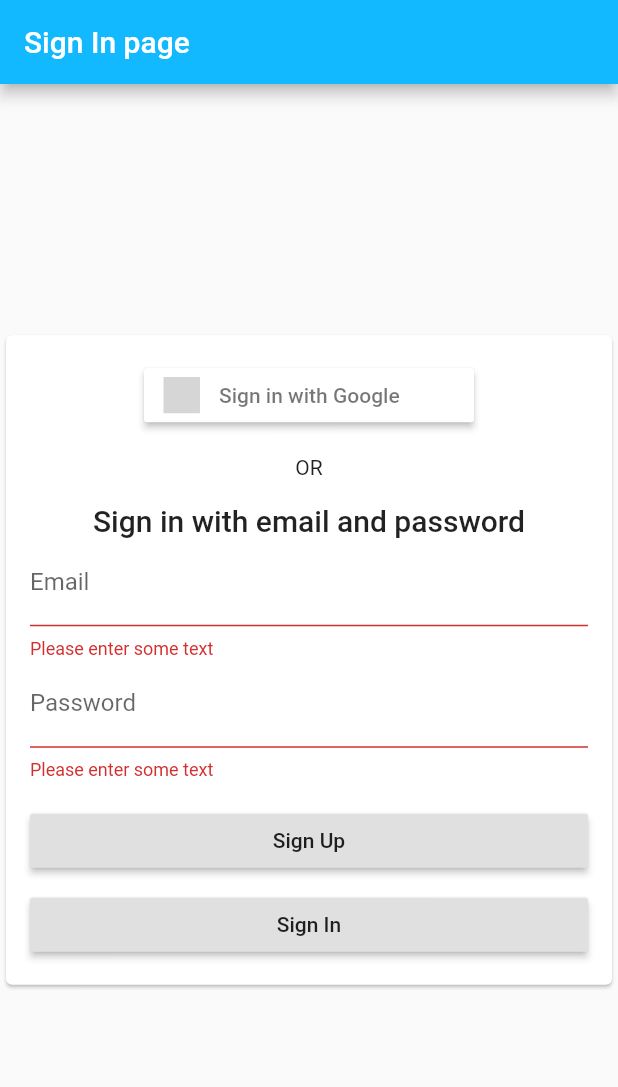
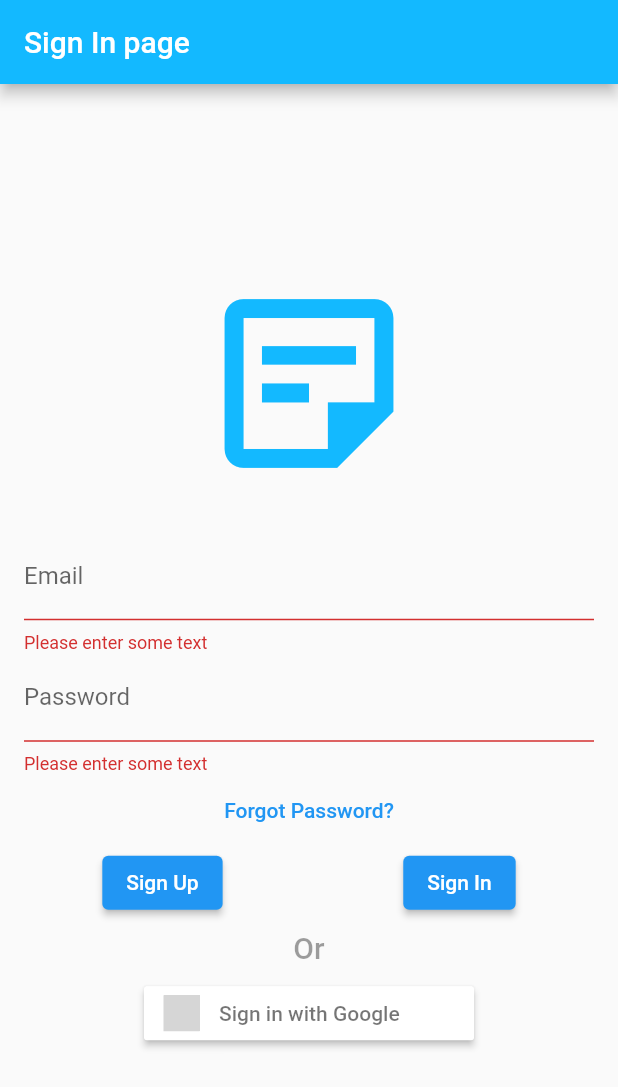
Before and after one commit to prasadsunny1/very_good_notes, a Flutter app: the screen it shows after launch, after a tap on "Sign Up", after a tap on "Sign In", on a phone screen of 412 x 824 dp. Shown: the top 1087 px of the screen. Run offline on Flutter 3.47's test engine with Material 2 defaults, Android fonts, the phone set to English and light mode, and no system bars; our stand-ins replace bloc, cloud_firestore, firebase_auth, firebase_core, flutter_bloc, flutter_signin_button; accounts and stored records are empty; generated files the repository leaves out were written again; grey boxes are pictures that could not be loaded.

Commit message:
redesign sign in page

```diff
--- a/lib/signin_page.dart
+++ b/lib/signin_page.dart
@@ -25,34 +25,33 @@ class _EmailPasswordFormState extends State<EmailPasswordForm> {
       body: Center(
         child: Form(
           key: _formKey,
-          child: Card(
           child: Padding(
             padding: const EdgeInsets.all(16),
             child: Column(
               crossAxisAlignment: CrossAxisAlignment.center,
               mainAxisSize: MainAxisSize.min,
               children: <Widget>[
-                  SignInButton(
-                    Buttons.Google,
-                    onPressed: () {},
+                Icon(
+                  Icons.sticky_note_2_outlined,
+                  size: 150,
+                  color: Theme.of(context).accentColor,
                 ),
-                  // Image.asset(Images.googleLoginButton),
-                  const Padding(
-                    padding: EdgeInsets.all(16.0),
-                    child: Text('OR'),
-                  ),
-                  Container(
-                    alignment: Alignment.center,
-                    child: Text(
-                      'Sign in with email and password',
-                      style: Theme.of(context).textTheme.headline6,
-                    ),
-                  ),
+                SizedBox(height: 24),
+                // const Padding(
+                //   padding: EdgeInsets.all(16.0),
+                //   child: Text('OR'),
+                // ),
+                // Container(
+                //   alignment: Alignment.center,
+                //   child: Text(
+                //     'Sign in with email and password',
+                //     style: Theme.of(context).textTheme.headline6,
+                //   ),
+                // ),
                 TextFormField(
                   controller: _emailController,
                   decoration: const InputDecoration(
-                        labelText: 'Email',
-                        hintText: 'Enter your Email Address'),
+                      labelText: 'Email', hintText: 'Enter your Email Address'),
                   validator: (String? value) {
                     if (value?.isEmpty ?? false)
                       return 'Please enter some text';
@@ -70,35 +69,33 @@ class _EmailPasswordFormState extends State<EmailPasswordForm> {
                   },
                   obscureText: true,
                 ),
-                  Column(
-                    crossAxisAlignment: CrossAxisAlignment.stretch,
+                TextButton(
+                  onPressed: () {},
+                  child: const Text('Forgot Password?'),
+                ),
+                Row(
+                  mainAxisAlignment: MainAxisAlignment.spaceEvenly,
                   children: [
-                      Container(
-                        padding: const EdgeInsets.only(top: 16),
-                        child: RaisedButton(
-                          // Buttons.Email,
+                    ElevatedButton(
                       child: const Text('Sign Up'),
                       onPressed: () async {
                         if (_formKey.currentState?.validate() ?? false) {
-                              var user =
-                                  await _createUserWithEmailAndPassword();
+                          var user = await _createUserWithEmailAndPassword();
                           if (user != null) {
                             var route = MaterialPageRoute(
                               builder: (context) {
                                 return AllNotesPage();
                               },
                             );
-                                Navigator.of(context).push(route);
+                            await Navigator.of(context).push(route);
                           }
                         }
                       },
                     ),
-                      ),
-                      Container(
-                        padding: const EdgeInsets.only(top: 8),
-                        child: RaisedButton(
+                    const SizedBox(width: 16),
+                    ElevatedButton(
                       // Buttons.Email,
-                          child: Text('Sign In'),
+                      child: const Text('Sign In'),
                       onPressed: () async {
                         if (_formKey.currentState?.validate() ?? false) {
                           var user = await _signInWithEmailAndPassword();
@@ -108,16 +105,28 @@ class _EmailPasswordFormState extends State<EmailPasswordForm> {
                                 return AllNotesPage();
                               },
                             );
-                                Navigator.of(context).push(route);
+                            await Navigator.of(context).push(route);
                           }
                         }
                       },
                     ),
+                  ],
+                ),
+                Padding(
+                  padding: const EdgeInsets.all(8.0),
+                  child: Text(
+                    'Or',
+                    style: Theme.of(context)
+                        .textTheme
+                        .headline6
+                        ?.copyWith(color: Colors.black38),
+                  ),
+                ),
+                SignInButton(
+                  Buttons.Google,
+                  onPressed: () {},
                 ),
               ],
-                  ),
-                ],
-              ),
             ),
           ),
         ),
@@ -148,8 +157,6 @@ class _EmailPasswordFormState extends State<EmailPasswordForm> {
       }
     } catch (e) {
       print(e);
-    } finally {
-      return null;
     }
   }
 
```
Lines whose indentation alone changed are shown as unchanged.
